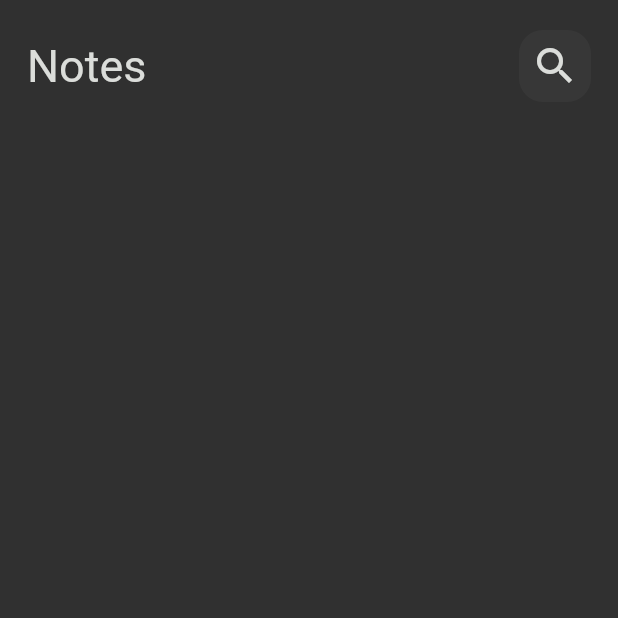
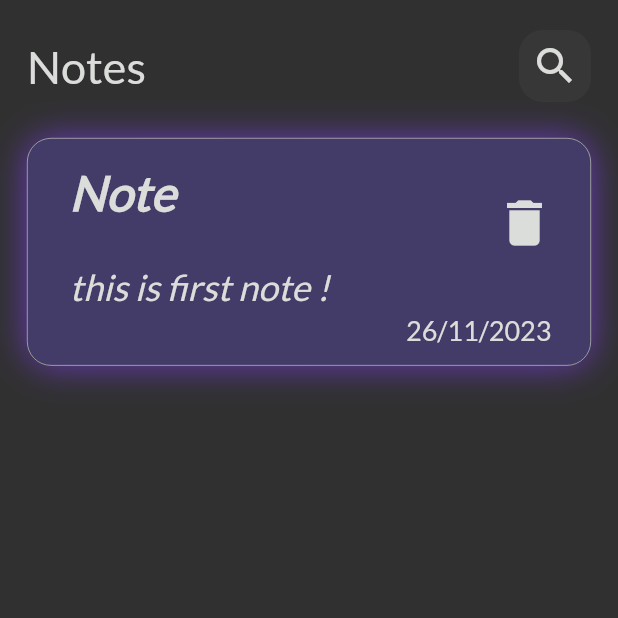
Before and after one commit to Tarek7Rashad/notekeep_flutter_app, a Flutter app: the screen it shows after launch, on a phone screen of 412 x 824 dp, the top half of it. Run offline on Flutter 3.47's test engine with Material 2 defaults, Android fonts, the light colour scheme and no system bars.

Commit message:
create note item and add fonts

```diff
--- a/lib/main.dart
+++ b/lib/main.dart
@@ -16,7 +16,10 @@ class NoteKeepApp extends StatelessWidget {
       routes: {
         NoteKeepHomeScreen.id: (context) => const NoteKeepHomeScreen(),
       },
-      theme: ThemeData(brightness: Brightness.dark),
+      theme: ThemeData(
+        brightness: Brightness.dark,
+        fontFamily: "Lato",
+      ),
     );
   }
 }
--- a/lib/shared/components/constant.dart
+++ b/lib/shared/components/constant.dart
@@ -2,3 +2,5 @@ import 'package:flutter/material.dart';
 
 const kMattWhiteColor = Color(0xffdbddda);
 const kLightBlackColor = Color(0xff555555);
+const kDarkPurpleColor = Color(0xff443C68);
+const kMoreDarkPurpleColor = Color(0xff393053);
--- /dev/null
+++ b/lib/widget/NoteItem.dart
@@ -0,0 +1,67 @@
+import 'package:flutter/material.dart';
+import 'package:notekeep_flutter_app/shared/components/constant.dart';
+
+class NoteItemWidget extends StatelessWidget {
+  const NoteItemWidget({
+    super.key,
+  });
+
+  @override
+  Widget build(BuildContext context) {
+    return Container(
+      decoration: BoxDecoration(
+        boxShadow: [
+          BoxShadow(
+            blurRadius: 20,
+            blurStyle: BlurStyle.outer,
+            color: Colors.deepPurple,
+          )
+        ],
+        border: Border.all(width: .4, color: kMattWhiteColor),
+        color: kDarkPurpleColor,
+        borderRadius: BorderRadius.circular(16),
+      ),
+      child: Padding(
+        padding: const EdgeInsets.only(top: 12.0, bottom: 12, left: 12),
+        child: Column(
+          mainAxisAlignment: MainAxisAlignment.center,
+          crossAxisAlignment: CrossAxisAlignment.end,
+          children: [
+            ListTile(
+              title: const Padding(
+                padding: EdgeInsets.only(bottom: 30),
+                child: Text(
+                  'Note',
+                  style: TextStyle(
+                      color: kMattWhiteColor,
+                      fontSize: 32,
+                      fontWeight: FontWeight.bold,
+                      fontStyle: FontStyle.italic),
+                ),
+              ),
+              subtitle: const Text(
+                'this is first note !',
+                style: TextStyle(
+                    color: kMattWhiteColor,
+                    fontSize: 24,
+                    fontStyle: FontStyle.italic),
+              ),
+              trailing: IconButton(
+                  iconSize: 40,
+                  color: kMattWhiteColor,
+                  onPressed: () {},
+                  icon: const Icon(Icons.delete)),
+            ),
+            const Padding(
+              padding: EdgeInsets.only(right: 26),
+              child: Text(
+                '26/11/2023',
+                style: TextStyle(color: kMattWhiteColor, fontSize: 18),
+              ),
+            )
+          ],
+        ),
+      ),
+    );
+  }
+}
--- a/lib/widget/NotesBody.dart
+++ b/lib/widget/NotesBody.dart
@@ -1,5 +1,6 @@
 import 'package:flutter/material.dart';
 import 'package:notekeep_flutter_app/widget/CustomAppBar.dart';
+import 'package:notekeep_flutter_app/widget/NoteItem.dart';
 
 class NotesBodyWidget extends StatelessWidget {
   const NotesBodyWidget({
@@ -13,6 +14,10 @@ class NotesBodyWidget extends StatelessWidget {
       child: Column(
         children: [
           CustomAppBar(),
+          SizedBox(
+            height: 24,
+          ),
+          NoteItemWidget(),
         ],
       ),
     );
```
Also changed, not shown: pubspec.yaml (+8 -15 lines), assets/fonts/Lato-Bold.ttf (added), assets/fonts/Lato-BoldItalic.ttf (added), assets/fonts/Lato-Italic.ttf (added), assets/fonts/Lato-Regular.ttf (added).
